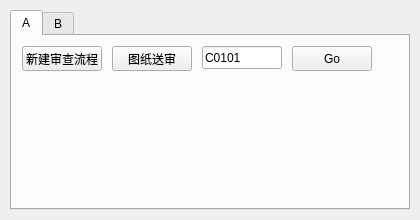
Old version of the form code/UI/Ui_mainwindow.ui in the repository duoqiang19/pid.
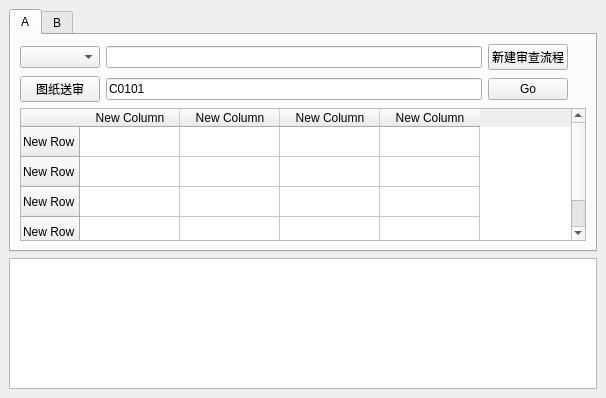
New version of the form.

The edit to the form file:
```diff
--- a/code/UI/Ui_mainwindow.ui
+++ b/code/UI/Ui_mainwindow.ui
@@ -6,23 +6,17 @@
    <rect>
     <x>0</x>
     <y>0</y>
-    <width>420</width>
-    <height>220</height>
+    <width>606</width>
+    <height>398</height>
    </rect>
   </property>
   <property name="windowTitle">
    <string>MainWindow</string>
   </property>
   <widget class="QWidget" name="centralWidget">
+   <layout class="QGridLayout" name="gridLayout">
+    <item row="0" column="0">
    <widget class="QTabWidget" name="tabWidget_mainwindow">
-    <property name="geometry">
-     <rect>
-      <x>10</x>
-      <y>10</y>
-      <width>400</width>
-      <height>200</height>
-     </rect>
-    </property>
     <property name="currentIndex">
      <number>0</number>
     </property>
@@ -30,54 +24,80 @@
      <attribute name="title">
       <string>A</string>
      </attribute>
-     <widget class="QPushButton" name="pushButton_new_review_proccess">
-      <property name="geometry">
-       <rect>
-        <x>10</x>
-        <y>10</y>
-        <width>80</width>
-        <height>25</height>
-       </rect>
-      </property>
+       <layout class="QGridLayout" name="gridLayout_2">
+        <item row="0" column="0">
+         <widget class="QComboBox" name="comboBox_profession"/>
+        </item>
+        <item row="2" column="0" colspan="6">
+         <widget class="QTableWidget" name="tableWidget">
+          <row>
+           <property name="text">
+            <string>New Row</string>
+           </property>
+          </row>
+          <row>
+           <property name="text">
+            <string>New Row</string>
+           </property>
+          </row>
+          <row>
+           <property name="text">
+            <string>New Row</string>
+           </property>
+          </row>
+          <row>
+           <property name="text">
+            <string>New Row</string>
+           </property>
+          </row>
+          <column>
+           <property name="text">
+            <string>New Column</string>
+           </property>
+          </column>
+          <column>
+           <property name="text">
+            <string>New Column</string>
+           </property>
+          </column>
+          <column>
+           <property name="text">
+            <string>New Column</string>
+           </property>
+          </column>
+          <column>
+           <property name="text">
+            <string>New Column</string>
+           </property>
+          </column>
+         </widget>
+        </item>
+        <item row="0" column="2">
+         <widget class="QPushButton" name="pushButton_new_review_flow">
       <property name="text">
        <string>新建审查流程</string>
       </property>
      </widget>
+        </item>
+        <item row="0" column="1">
+         <widget class="QLineEdit" name="lineEdit_drawing_qty"/>
+        </item>
+        <item row="1" column="0">
      <widget class="QPushButton" name="pushButton_review_report">
-      <property name="geometry">
-       <rect>
-        <x>100</x>
-        <y>10</y>
-        <width>80</width>
-        <height>25</height>
-       </rect>
-      </property>
       <property name="text">
        <string>图纸送审</string>
       </property>
      </widget>
+        </item>
+        <item row="1" column="1">
      <widget class="QLineEdit" name="lineEdit_drawing_no_input">
-      <property name="geometry">
-       <rect>
-        <x>190</x>
-        <y>10</y>
-        <width>80</width>
-        <height>23</height>
-       </rect>
-      </property>
       <property name="text">
        <string>C0101</string>
       </property>
      </widget>
+        </item>
+        <item row="1" column="2">
      <widget class="QPushButton" name="pushButton_drawing_no_input">
-      <property name="geometry">
-       <rect>
-        <x>280</x>
-        <y>10</y>
-        <width>80</width>
-        <height>25</height>
-       </rect>
-      </property>
       <property name="tabletTracking">
        <bool>false</bool>
       </property>
@@ -91,6 +111,8 @@
        <bool>false</bool>
       </property>
      </widget>
+        </item>
+       </layout>
     </widget>
     <widget class="QWidget" name="tab_specifications">
      <attribute name="title">
@@ -98,6 +120,11 @@
      </attribute>
     </widget>
    </widget>
+    </item>
+    <item row="1" column="0">
+     <widget class="QTableView" name="tableView"/>
+    </item>
+   </layout>
   </widget>
  </widget>
  <resources/>
```
Lines whose indentation alone changed are shown as unchanged.
